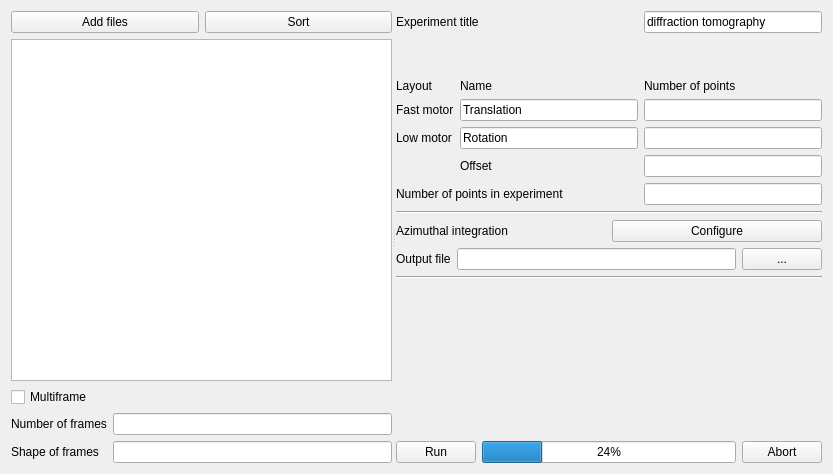
The window that gui/diffmap.ui (silx-kit/pyFAI) describes before a commit, drawn with Qt 5.
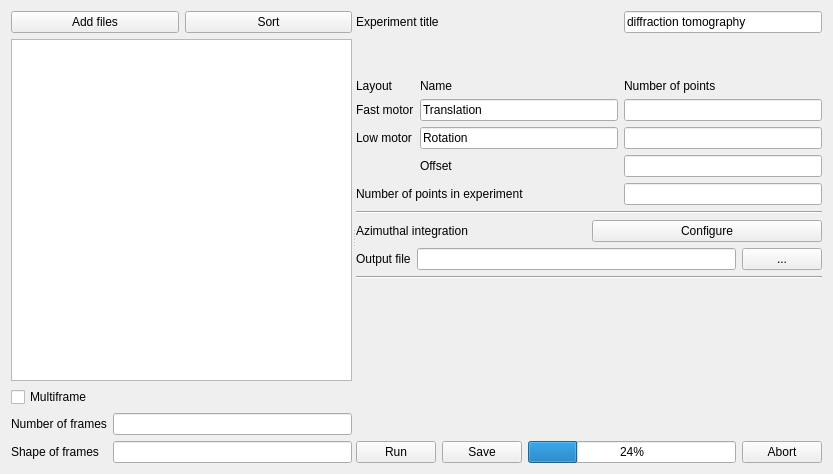
The same window after the commit.

```diff
--- a/gui/diffmap.ui
+++ b/gui/diffmap.ui
@@ -19,7 +19,7 @@
      <property name="orientation">
       <enum>Qt::Horizontal</enum>
      </property>
-     <widget class="QWidget" name="">
+     <widget class="QWidget" name="layoutWidget">
       <layout class="QVBoxLayout" name="verticalLayout">
        <item>
         <layout class="QHBoxLayout" name="horizontalLayout_3">
@@ -89,7 +89,7 @@
        </item>
       </layout>
      </widget>
-     <widget class="QWidget" name="">
+     <widget class="QWidget" name="layoutWidget">
       <layout class="QVBoxLayout" name="verticalLayout_2">
        <item>
         <layout class="QGridLayout" name="gridLayout">
@@ -317,6 +317,13 @@
            </property>
           </widget>
          </item>
+         <item>
+          <widget class="QPushButton" name="saveButton">
+           <property name="text">
+            <string>Save</string>
+           </property>
+          </widget>
+         </item>
          <item>
           <widget class="QProgressBar" name="progressBar">
            <property name="value">
```
Left out of the diff: 2 changed lines with no effect on the pictures.
